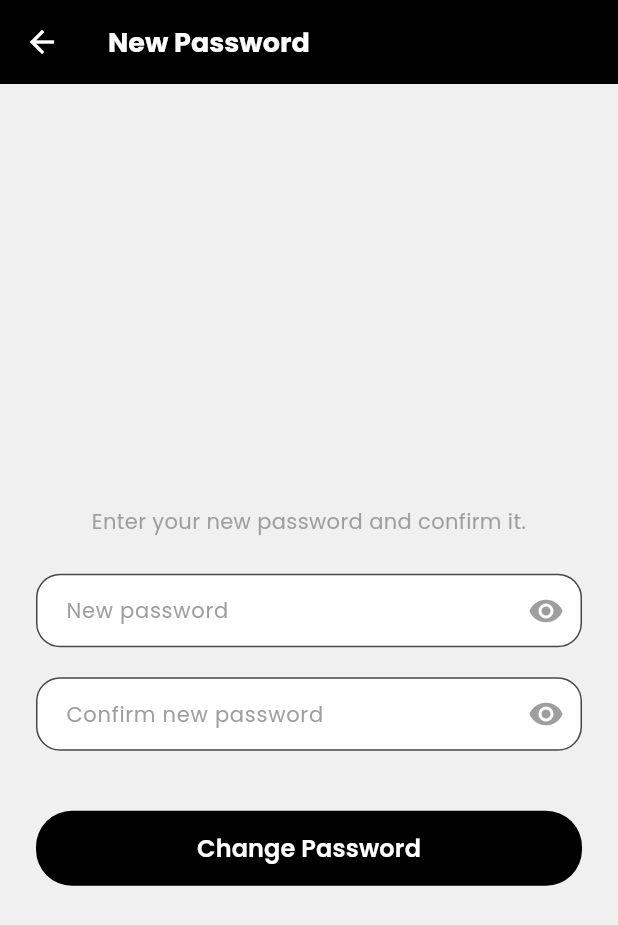
After one commit to Elton2223/BusinessHub-Mobile, a Flutter app: the ResetPasswordScreen screen opened by its route, on a phone screen of 412 x 824 dp. The commit adds this screen. Shown: the top 925 px of the screen. Run offline on Flutter 3.47's test engine with Material 3 defaults, Android fonts, the phone set to English and light mode, and no system bars; our stand-ins replace geocoding, geolocator, google_fonts, image_picker, shared_preferences; accounts and stored records are empty.

Commit message:
Add password reset flow and update login UI
Introduce a full password recovery flow: add ForgotPassword, VerifyOtp, and ResetPassword screens with responsive UI and neumorphic theming. Wire new routes and imports in main.dart (/forgot-password, /verify-otp, /reset-password). Update login.dart to show a generic "Wrong Credentials" message in error locations, change heading from "Welcome Back" to "Welcome", and add "Forgot Password?" links that navigate to the new forgot-password screen. The OTP flow currently uses a demo fixed OTP (123456) and automatically navigates to reset-password when the correct code is entered; reset-password returns to login after a successful change.

```diff
--- a/lib/main.dart
+++ b/lib/main.dart
@@ -3,6 +3,9 @@ import 'package:provider/provider.dart';
 import 'userManagement/register.dart';
 import 'userManagement/verify_email.dart';
 import 'userManagement/login.dart';
+import 'userManagement/forgot_password.dart';
+import 'userManagement/verify_otp_screen.dart';
+import 'userManagement/reset_password_screen.dart';
 import 'userManagement/profile_screen.dart';
 import 'home_page.dart';
 import 'hubs/hub_list.dart';
@@ -57,6 +60,9 @@ class MyApp extends StatelessWidget {
         routes: {
           '/verify_email': (context) => const VerifyEmailScreen(),
           '/login': (context) => const LoginWidget(),
+          '/forgot-password': (context) => const ForgotPasswordScreen(),
+          '/verify-otp': (context) => const VerifyOtpScreen(),
+          '/reset-password': (context) => const ResetPasswordScreen(),
           '/register': (context) => const RegisterWidget(),
           '/profile': (context) => const ProfileScreen(),
           '/home': (context) => const HomePage(),
--- /dev/null
+++ b/lib/userManagement/reset_password_screen.dart
@@ -0,0 +1,253 @@
+import 'package:flutter/material.dart';
+import 'package:google_fonts/google_fonts.dart';
+import '/flutter_flow/flutter_flow_theme.dart';
+import '../flutter_flow/neumorphic_theme.dart';
+import '../utils/responsive_utils.dart';
+
+class ResetPasswordScreen extends StatefulWidget {
+  const ResetPasswordScreen({Key? key}) : super(key: key);
+
+  static String routeName = 'ResetPassword';
+  static String routePath = '/reset-password';
+
+  @override
+  State<ResetPasswordScreen> createState() => _ResetPasswordScreenState();
+}
+
+class _ResetPasswordScreenState extends State<ResetPasswordScreen>
+    with ResponsiveWidgetMixin {
+  final _formKey = GlobalKey<FormState>();
+  final _newPasswordController = TextEditingController();
+  final _confirmPasswordController = TextEditingController();
+  bool _newPasswordVisible = false;
+  bool _confirmPasswordVisible = false;
+  bool _isLoading = false;
+  late String _email;
+
+  @override
+  void didChangeDependencies() {
+    super.didChangeDependencies();
+    final args = ModalRoute.of(context)?.settings.arguments as Map<String, dynamic>?;
+    _email = args?['email'] as String? ?? '';
+  }
+
+  @override
+  void dispose() {
+    _newPasswordController.dispose();
+    _confirmPasswordController.dispose();
+    super.dispose();
+  }
+
+  Future<void> _changePassword() async {
+    if (_formKey.currentState?.validate() != true) return;
+
+    setState(() => _isLoading = true);
+    try {
+      // TODO: Call your API to reset password for _email with _newPasswordController.text
+      await Future.delayed(const Duration(seconds: 1));
+      if (mounted) {
+        Navigator.pushNamedAndRemoveUntil(
+          context,
+          '/login',
+          (route) => false,
+        );
+        ScaffoldMessenger.of(context).showSnackBar(
+          const SnackBar(
+            content: Text('Password changed successfully. You can now sign in.'),
+            backgroundColor: Colors.green,
+            duration: Duration(seconds: 4),
+          ),
+        );
+      }
+    } catch (e) {
+      if (mounted) {
+        ScaffoldMessenger.of(context).showSnackBar(
+          SnackBar(
+            content: Text('Failed to change password for $_email: $e'),
+            backgroundColor: Colors.red,
+          ),
+        );
+      }
+    } finally {
+      if (mounted) setState(() => _isLoading = false);
+    }
+  }
+
+  @override
+  Widget build(BuildContext context) {
+    final responsive = context.responsive;
+    final isTablet = responsive.isTablet;
+
+    return Scaffold(
+      backgroundColor: NeumorphicTheme.baseColor,
+      appBar: AppBar(
+        backgroundColor: FlutterFlowTheme.of(context).primaryColor,
+        foregroundColor: Colors.white,
+        elevation: 0,
+        leading: IconButton(
+          icon: const Icon(Icons.arrow_back),
+          onPressed: () => Navigator.pop(context),
+        ),
+        title: Text(
+          'New Password',
+          style: GoogleFonts.poppins(
+            color: Colors.white,
+            fontSize: isTablet ? 22 : 18,
+            fontWeight: FontWeight.bold,
+          ),
+        ),
+      ),
+      body: SafeArea(
+        child: LayoutBuilder(
+          builder: (context, constraints) {
+            return SingleChildScrollView(
+              padding: EdgeInsets.symmetric(
+                horizontal: isTablet ? 48 : 24,
+                vertical: isTablet ? 40 : 24,
+              ),
+              child: ConstrainedBox(
+                constraints: BoxConstraints(minHeight: constraints.maxHeight),
+                child: Form(
+                  key: _formKey,
+                  child: Column(
+                    mainAxisAlignment: MainAxisAlignment.center,
+                    mainAxisSize: MainAxisSize.max,
+                    crossAxisAlignment: CrossAxisAlignment.stretch,
+                    children: [
+                      Text(
+                        'Enter your new password and confirm it.',
+                        style: GoogleFonts.poppins(
+                          color: FlutterFlowTheme.of(context).secondaryText,
+                          fontSize: isTablet ? 16 : 14,
+                          height: 1.5,
+                        ),
+                        textAlign: TextAlign.center,
+                      ),
+                      SizedBox(height: isTablet ? 32 : 24),
+                      TextFormField(
+                        controller: _newPasswordController,
+                        obscureText: !_newPasswordVisible,
+                        validator: (value) {
+                          if (value == null || value.isEmpty) {
+                            return 'Please enter a new password';
+                          }
+                          if (value.length < 6) {
+                            return 'Password must be at least 6 characters';
+                          }
+                          return null;
+                        },
+                        decoration: InputDecoration(
+                          labelText: 'New password',
+                          hintText: 'Enter new password',
+                          filled: true,
+                          fillColor: Colors.white,
+                          border: OutlineInputBorder(
+                            borderRadius: BorderRadius.circular(isTablet ? 20 : 16),
+                          ),
+                          contentPadding: EdgeInsets.symmetric(
+                            horizontal: isTablet ? 20 : 16,
+                            vertical: isTablet ? 18 : 14,
+                          ),
+                          suffixIcon: IconButton(
+                            icon: Icon(
+                              _newPasswordVisible ? Icons.visibility_off : Icons.visibility,
+                              color: Colors.grey,
+                            ),
+                            onPressed: () => setState(() => _newPasswordVisible = !_newPasswordVisible),
+                          ),
+                          labelStyle: GoogleFonts.poppins(
+                            color: FlutterFlowTheme.of(context).secondaryText,
+                            fontSize: isTablet ? 16 : 14,
+                          ),
+                          hintStyle: GoogleFonts.poppins(
+                            color: FlutterFlowTheme.of(context).secondaryText.withOpacity(0.6),
+                            fontSize: isTablet ? 16 : 14,
+                          ),
+                        ),
+                        style: GoogleFonts.poppins(fontSize: isTablet ? 16 : 14),
+                      ),
+                      SizedBox(height: isTablet ? 24 : 20),
+                      TextFormField(
+                        controller: _confirmPasswordController,
+                        obscureText: !_confirmPasswordVisible,
+                        validator: (value) {
+                          if (value == null || value.isEmpty) {
+                            return 'Please confirm your password';
+                          }
+                          if (value != _newPasswordController.text) {
+                            return 'Passwords do not match';
+                          }
+                          return null;
+                        },
+                        decoration: InputDecoration(
+                          labelText: 'Confirm new password',
+                          hintText: 'Confirm new password',
+                          filled: true,
+                          fillColor: Colors.white,
+                          border: OutlineInputBorder(
+                            borderRadius: BorderRadius.circular(isTablet ? 20 : 16),
+                          ),
+                          contentPadding: EdgeInsets.symmetric(
+                            horizontal: isTablet ? 20 : 16,
+                            vertical: isTablet ? 18 : 14,
+                          ),
+                          suffixIcon: IconButton(
+                            icon: Icon(
+                              _confirmPasswordVisible ? Icons.visibility_off : Icons.visibility,
+                              color: Colors.grey,
+                            ),
+                            onPressed: () => setState(() => _confirmPasswordVisible = !_confirmPasswordVisible),
+                          ),
+                          labelStyle: GoogleFonts.poppins(
+                            color: FlutterFlowTheme.of(context).secondaryText,
+                            fontSize: isTablet ? 16 : 14,
+                          ),
+                          hintStyle: GoogleFonts.poppins(
+                            color: FlutterFlowTheme.of(context).secondaryText.withOpacity(0.6),
+                            fontSize: isTablet ? 16 : 14,
+                          ),
+                        ),
+                        style: GoogleFonts.poppins(fontSize: isTablet ? 16 : 14),
+                      ),
+                      SizedBox(height: isTablet ? 48 : 40),
+                      SizedBox(
+                        height: isTablet ? 56 : 50,
+                        child: ElevatedButton(
+                          onPressed: _isLoading ? null : _changePassword,
+                          style: ElevatedButton.styleFrom(
+                            backgroundColor: FlutterFlowTheme.of(context).primaryColor,
+                            foregroundColor: Colors.white,
+                            shape: RoundedRectangleBorder(
+                              borderRadius: BorderRadius.circular(isTablet ? 28 : 24),
+                            ),
+                            elevation: 0,
+                          ),
+                          child: _isLoading
+                              ? SizedBox(
+                                  width: 24,
+                                  height: 24,
+                                  child: CircularProgressIndicator(
+                                    strokeWidth: 2,
+                                    valueColor: AlwaysStoppedAnimation<Color>(Colors.white),
+                                  ),
+                                )
+                              : Text(
+                                  'Change Password',
+                                  style: GoogleFonts.poppins(
+                                    fontSize: isTablet ? 17 : 16,
+                                    fontWeight: FontWeight.w600,
+                                  ),
+                                ),
+                        ),
+                      ),
+                    ],
+                  ),
+                ),
+              ),
+            );
+          },
+        ),
+      ),
+    );
+  }
+}
```
Also changed, not shown: lib/userManagement/forgot_password.dart (added, +199 -0 lines), lib/userManagement/login.dart (+43 -5 lines), lib/userManagement/verify_otp_screen.dart (added, +163 -0 lines).
